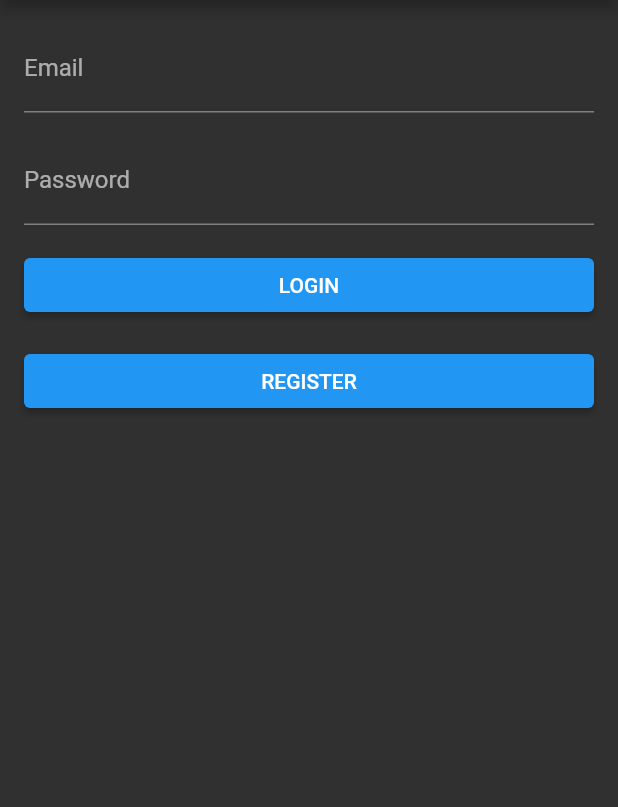
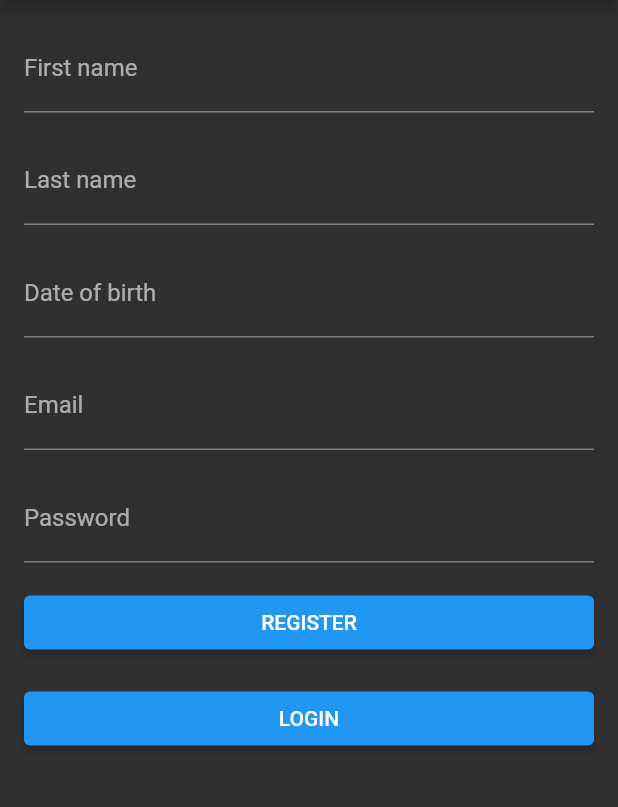
Before and after one commit to andrew-bingham-dev/shindig-flutter, a Flutter app: the screen it shows after launch, on a phone screen of 412 x 824 dp, the part 84-891 px from its top. Run offline on Flutter 3.47's test engine with Material 2 defaults, Android fonts, the phone set to English and light mode, and no system bars.

Commit message:
add basic register screen layout

```diff
--- a/lib/main.dart
+++ b/lib/main.dart
@@ -1,5 +1,6 @@
 import 'package:flutter/material.dart';
 import 'package:shindig/screens/login_screen.dart';
+import 'package:shindig/screens/register_screen.dart';
 
 void main() {
   runApp(const AppSetup());
@@ -24,6 +25,6 @@ class App extends StatelessWidget {
 
   @override
   Widget build(BuildContext context) {
-    return const LoginScreen();
+    return const RegisterScreen();
   }
 }
--- a/lib/screens/register_screen.dart
+++ b/lib/screens/register_screen.dart
@@ -0,0 +1,62 @@
+import 'package:flutter/material.dart';
+import 'package:shindig/widgets/forms/form_button.dart';
+import 'package:shindig/widgets/forms/form_text_input.dart';
+
+class RegisterScreen extends StatefulWidget {
+  const RegisterScreen({Key? key}) : super(key: key);
+
+  @override
+  State<RegisterScreen> createState() => _RegisterScreenState();
+}
+
+class _RegisterScreenState extends State<RegisterScreen> {
+  final GlobalKey<FormState> _loginFormKey = GlobalKey<FormState>();
+  @override
+  Widget build(BuildContext context) {
+    return Scaffold(
+      appBar: AppBar(
+        title: const Text('Shindig'),
+      ),
+      body: Padding(
+        padding: const EdgeInsets.all(8.0),
+        child: ListView(
+          children: [
+            Form(
+              key: _loginFormKey,
+              child: Column(
+                children: const [
+                  FormTextInput(
+                    labelText: 'First name',
+                    hintText: 'Enter your first name',
+                  ),
+                  FormTextInput(
+                    labelText: 'Last name',
+                    hintText: 'Enter your last name',
+                  ),
+                  FormTextInput(
+                    labelText: 'Date of birth',
+                    hintText: 'Enter your date of birth',
+                  ),
+                  FormTextInput(
+                    labelText: 'Email',
+                    hintText: 'Enter your email',
+                  ),
+                  FormTextInput(
+                    labelText: 'Password',
+                    hintText: 'Create a password',
+                  ),
+                ],
+              ),
+            ),
+            const FormButton(
+              text: 'register',
+            ),
+            const FormButton(
+              text: 'login',
+            ),
+          ],
+        ),
+      ),
+    );
+  }
+}
```
